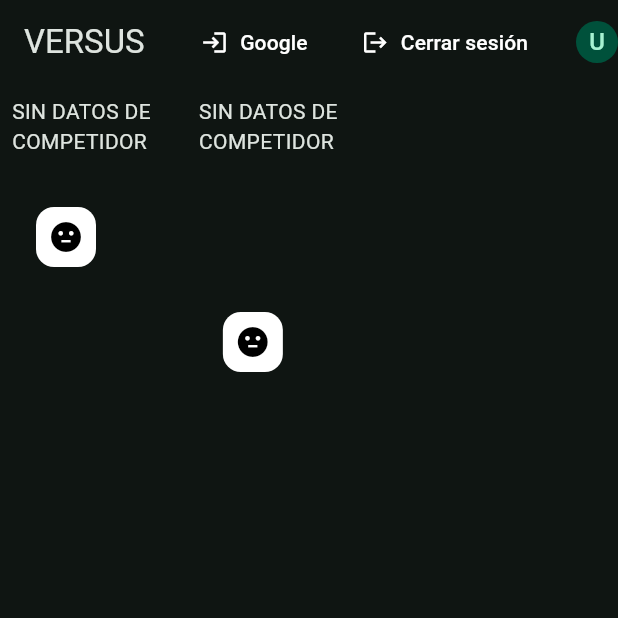
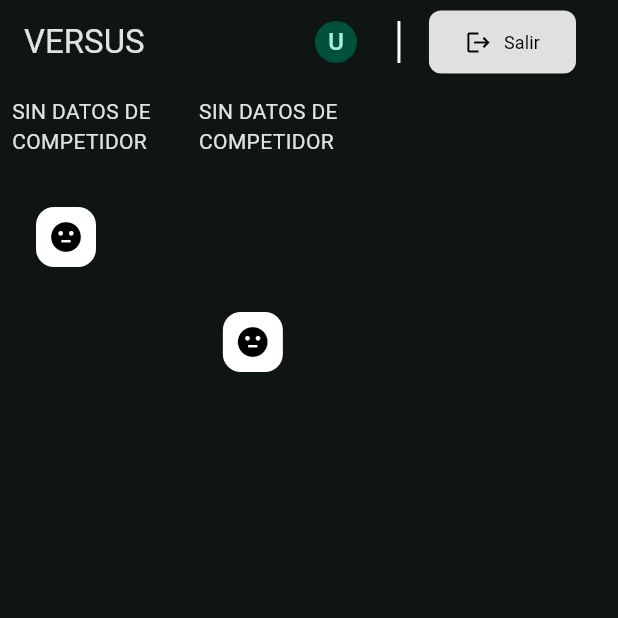
Before and after one commit to jahurtadod/app-weight, a Flutter app: the screen it shows once a user with an empty profile is signed in, on a phone screen of 412 x 824 dp, the top half of it. Run offline on Flutter 3.47's test engine with Material 3 defaults, Android fonts, the phone set to English and light mode, and no system bars; our stand-ins replace cloud_firestore, firebase_auth, firebase_core, flutter_riverpod, go_router, riverpod_annotation; accounts and stored records are empty; generated files the repository leaves out were written again; network calls fail.

Commit message:
feat: Modify Buttons

```diff
--- a/lib/user/presentation/widgets/icon_auth.dart
+++ b/lib/user/presentation/widgets/icon_auth.dart
@@ -8,61 +8,13 @@ class IconAuth extends ConsumerWidget {
 
   @override
   Widget build(BuildContext context, WidgetRef ref) {
-    // final uidAsync = ref.watch(authUidProvider);
-    final fullNameAsync = ref.watch(currentUserFullNameProvider);
+    final uidAsync = ref.watch(authUidProvider); // sesión
+    final fullNameAsync = ref.watch(currentUserFullNameProvider); // nombre
 
-    return Row(
-      mainAxisSize: MainAxisSize.min,
-      children: [
-        // Iniciar con Google
-        TextButton.icon(
-          onPressed: () async {
-            final user = await ref.read(signInWithGoogleProvider.future);
-            if (!context.mounted) return;
-            if (user != null) {
-              ScaffoldMessenger.of(context).showSnackBar(
-                SnackBar(
-                  content: Text(
-                    'Bienvenido ${user.name.isEmpty ? user.email : user.name}',
-                  ),
-                ),
-              );
-            } else {
-              ScaffoldMessenger.of(context).showSnackBar(
-                const SnackBar(content: Text('No se pudo iniciar sesión')),
-              );
-            }
-          },
-          icon: const Icon(Icons.login, color: Colors.white),
-          label: const Text('Google', style: TextStyle(color: Colors.white)),
-        ),
-
-        const SizedBox(width: 8),
-
-        // Cerrar sesión
-        TextButton.icon(
-          onPressed: () async {
-            await ref.read(signOutProvider.future);
-            if (!context.mounted) return;
-            ScaffoldMessenger.of(
-              context,
-            ).showSnackBar(const SnackBar(content: Text('Sesión cerrada')));
-          },
-          icon: const Icon(Icons.logout, color: Colors.white),
-          label: const Text(
-            'Cerrar sesión',
-            style: TextStyle(color: Colors.white),
-          ),
-        ),
-
-        const SizedBox(width: 16),
-        IconAvatar(size: 28), // Icono de la persona
-        fullNameAsync.when(
-          data: (fullName) => Text(
-            fullName,
-            style: const TextStyle(color: Colors.white70),
-            overflow: TextOverflow.ellipsis,
-          ),
+    // Un poco de padding para separarlo del borde derecho del AppBar
+    return Padding(
+      padding: const EdgeInsets.only(right: 16),
+      child: uidAsync.when(
         loading: () => const SizedBox(
           width: 20,
           height: 20,
@@ -70,8 +22,123 @@ class IconAuth extends ConsumerWidget {
         ),
         error: (_, __) =>
             const Text('—', style: TextStyle(color: Colors.redAccent)),
+        data: (uid) {
+          // SIN SESIÓN
+          if (uid == null) {
+            return ElevatedButton(
+              style: ElevatedButton.styleFrom(
+                backgroundColor:
+                    Colors.grey[300], // gris claro (igual que Entrar)
+                foregroundColor: Colors.black, // ícono y texto en negro
+                shape: RoundedRectangleBorder(
+                  borderRadius: BorderRadius.circular(
+                    8,
+                  ), // esquinas redondeadas
                 ),
+                padding: const EdgeInsets.symmetric(
+                  horizontal: 24,
+                  vertical: 12,
+                ),
+              ),
+              onPressed: () async {
+                final messenger = ScaffoldMessenger.of(context);
+                final user = await ref.read(signInWithGoogleProvider.future);
+                if (!context.mounted) return;
+                messenger.showSnackBar(
+                  SnackBar(
+                    content: Text(
+                      user != null
+                          ? 'Bienvenido ${user.name.isEmpty ? user.email : user.name}'
+                          : 'No se pudo iniciar sesión',
+                    ),
+                  ),
+                );
+              },
+              child: const Text(
+                "Entrar",
+                style: TextStyle(
+                  fontSize: 12,
+                  fontWeight: FontWeight.normal,
+                  color: Colors.black, // mejor contraste con gris claro
+                ),
+              ),
+            );
+          }
+
+          // LOGUEADO
+          return Row(
+            mainAxisSize: MainAxisSize.min,
+            children: [
+              const IconAvatar(size: 28),
+              const SizedBox(width: 8),
+              Flexible(
+                child: fullNameAsync.when(
+                  data: (fullName) => Text(
+                    fullName,
+                    maxLines: 1,
+                    overflow: TextOverflow.ellipsis,
+                    style: const TextStyle(color: Colors.white70),
+                  ),
+                  loading: () => const SizedBox(
+                    width: 20,
+                    height: 20,
+                    child: CircularProgressIndicator(strokeWidth: 2),
+                  ),
+                  error: (_, __) => const Text(
+                    '—',
+                    style: TextStyle(color: Colors.redAccent),
+                  ),
+                ),
+              ),
+              const SizedBox(width: 12),
+              SizedBox(
+                height: 28, // alto del divisor
+                child: VerticalDivider(
+                  width: 16, // espacio horizontal ocupado
+                  thickness: 2, // grosor de la línea
+                  color: Colors.white, // ajusta a tu tema
+                ),
+              ),
+              const SizedBox(width: 12),
+
+              ElevatedButton.icon(
+                style: ElevatedButton.styleFrom(
+                  backgroundColor:
+                      Colors.grey[300], // gris claro (igual que Entrar)
+                  foregroundColor: Colors.black, // ícono y texto en negro
+                  shape: RoundedRectangleBorder(
+                    borderRadius: BorderRadius.circular(
+                      8,
+                    ), // esquinas redondeadas
+                  ),
+                  padding: const EdgeInsets.symmetric(
+                    horizontal: 24,
+                    vertical: 12,
+                  ),
+                ),
+                onPressed: () async {
+                  final messenger = ScaffoldMessenger.of(context);
+                  await ref.read(signOutProvider.future);
+                  if (!context.mounted) return;
+                  messenger.showSnackBar(
+                    const SnackBar(content: Text('Sesión cerrada')),
+                  );
+                },
+                icon: const Icon(Icons.logout),
+                label: const Text(
+                  "Salir",
+                  style: TextStyle(
+                    fontSize: 12,
+                    fontWeight: FontWeight.normal,
+                    color: Colors.black, // contraste con gris claro
+                  ),
+                ),
+              ),
+              const SizedBox(width: 12),
             ],
+          );
+        },
+      ),
     );
   }
 }
```
Lines whose indentation alone changed are shown as unchanged.
